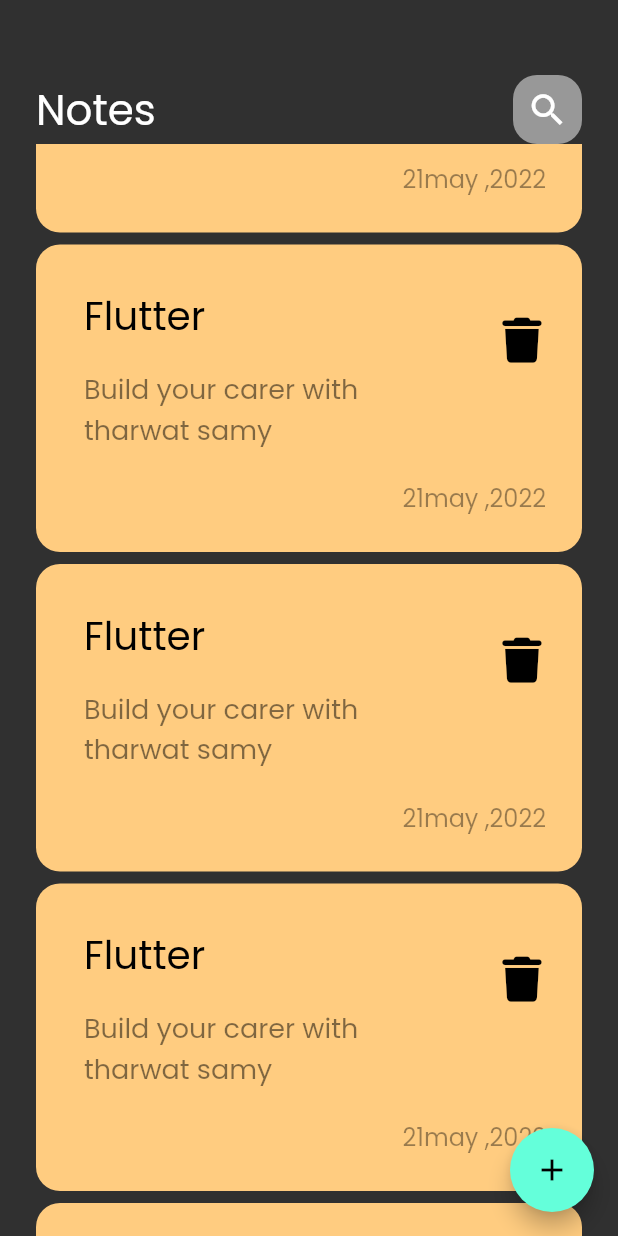
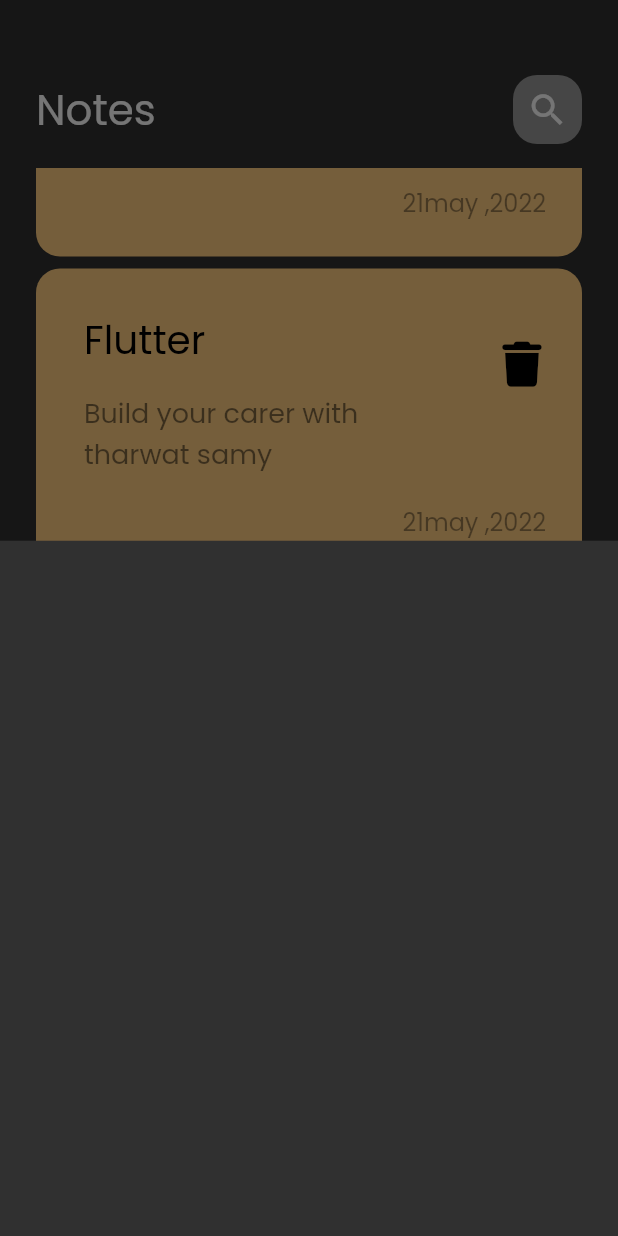
Before and after one commit to mohamedAlaa-CS/Notes_app, a Flutter app: the screen it shows after launch, scrolled down 576 dp, after a tap on the "add" icon, on a phone screen of 412 x 824 dp. Run offline on Flutter 3.47's test engine with Material 2 defaults, Android fonts, the phone set to English and light mode, and no system bars; our stand-ins replace font_awesome_flutter.

Commit message:
show model bottom sheet

```diff
--- a/lib/views/Widget/Notes_ListView.dart
+++ b/lib/views/Widget/Notes_ListView.dart
@@ -7,11 +7,16 @@ class NotesListView extends StatelessWidget {
 
   @override
   Widget build(BuildContext context) {
-    return ListView.builder(itemBuilder:(context , index) {
-      return const Padding(
-        padding:  EdgeInsets.symmetric(vertical: 4),
-        child: NotesItem(),
-      );
-    } );
+    return Padding(
+      padding: const EdgeInsets.symmetric(vertical: 16),
+      child: ListView.builder(
+          padding: EdgeInsets.zero,
+          itemBuilder:(context , index) {
+        return const Padding(
+          padding:  EdgeInsets.symmetric(vertical: 4),
+          child: NotesItem(),
+        );
+      } ),
+    );
   }
 }
--- /dev/null
+++ b/lib/views/Widget/add_note_bottom_sheet.dart
@@ -0,0 +1,10 @@
+import 'package:flutter/cupertino.dart';
+
+class AddINoteModelSheet extends StatelessWidget {
+  const AddINoteModelSheet({Key? key}) : super(key: key);
+
+  @override
+  Widget build(BuildContext context) {
+    return Container();
+  }
+}
--- a/lib/views/notes_views.dart
+++ b/lib/views/notes_views.dart
@@ -1,6 +1,7 @@
 import 'package:flutter/cupertino.dart';
 import 'package:flutter/material.dart';
 
+import 'Widget/add_note_bottom_sheet.dart';
 import 'Widget/notes_view_body.dart';
 
 class NotesView extends StatelessWidget {
@@ -8,9 +9,14 @@ class NotesView extends StatelessWidget {
 
   @override
   Widget build(BuildContext context) {
-    return  Scaffold(
-      floatingActionButton: FloatingActionButton(onPressed: (){},child:const  Icon(Icons.add), ),
-      body:const NotesViewBody(),
+    return Scaffold(
+      floatingActionButton: FloatingActionButton(
+        onPressed: () {
+          showModalBottomSheet(context: context, builder: (context){return const  AddINoteModelSheet(); });
+        },
+        child: const Icon(Icons.add),
+      ),
+      body: const NotesViewBody(),
     );
   }
 }
```
